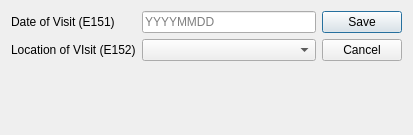
Before: the Qt Designer form ui/ui_case_visit.ui in zstamper/AFCARS-AXE, drawn with Qt 5.
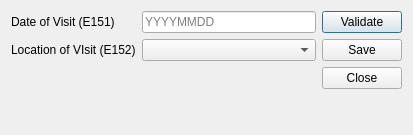
After: the same form once the commit is applied.

```diff
--- a/ui/ui_case_visit.ui
+++ b/ui/ui_case_visit.ui
@@ -97,14 +97,42 @@
     </layout>
    </item>
    <item>
-    <widget class="QDialogButtonBox" name="form_action">
-     <property name="orientation">
-      <enum>Qt::Vertical</enum>
-     </property>
-     <property name="standardButtons">
-      <set>QDialogButtonBox::Cancel|QDialogButtonBox::Save</set>
-     </property>
-    </widget>
+    <layout class="QVBoxLayout" name="verticalLayout_2">
+     <item>
+      <widget class="QPushButton" name="validate_button">
+       <property name="text">
+        <string>Validate</string>
+       </property>
+      </widget>
+     </item>
+     <item>
+      <widget class="QPushButton" name="save_button">
+       <property name="text">
+        <string>Save</string>
+       </property>
+      </widget>
+     </item>
+     <item>
+      <widget class="QPushButton" name="close_button">
+       <property name="text">
+        <string>Close</string>
+       </property>
+      </widget>
+     </item>
+     <item>
+      <spacer name="verticalSpacer_2">
+       <property name="orientation">
+        <enum>Qt::Vertical</enum>
+       </property>
+       <property name="sizeHint" stdset="0">
+        <size>
+         <width>20</width>
+         <height>40</height>
+        </size>
+       </property>
+      </spacer>
+     </item>
+    </layout>
    </item>
   </layout>
  </widget>
```
Left out of the diff: 35 changed lines with no effect on the pictures.
